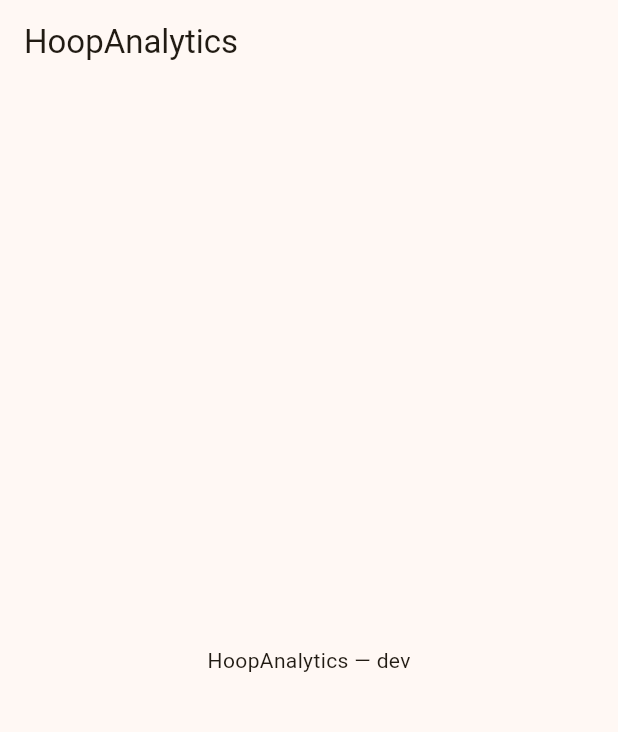
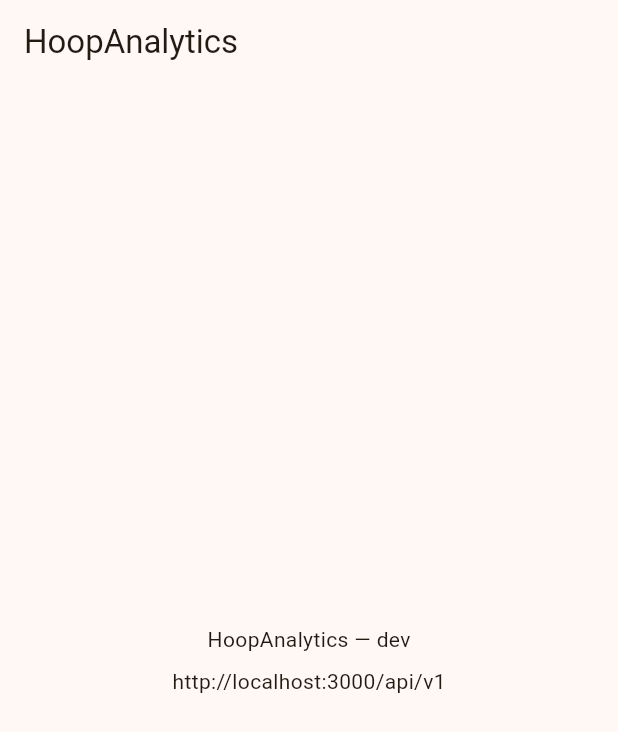
Before and after one commit to pferjap/basketballmatchstats_mobileapp, a Flutter app: the screen it shows after launch, on a phone screen of 412 x 824 dp. Shown: the top 732 px of the screen. Run offline on Flutter 3.47's test engine with Material 3 defaults, Android fonts, the phone set to English and light mode, and no system bars; our stand-ins replace flutter_riverpod.

Commit message:
feat: configure multi-environment flavors (T-003)
Implement the environment/flavor system from Agent_Mobile.md §11.

- Add lib/core/config/environment.dart with the Environment { dev, staging, prod } enum
- Add lib/core/config/env_config.dart: immutable singleton with baseUrl, wsUrl and
  feature flags (enableOfflineMode, enableShotChart, enableAnalyticsModule) per environment
- Wire main.dart (defaults to dev), main_dev/main_staging/main_prod to init EnvConfig
  and boot the app inside a Riverpod ProviderScope
- Read the active environment from EnvConfig in the app shell; update the smoke test

Co-authored-by: Copilot <223556219+Copilot@users.noreply.github.com>

```diff
--- a/lib/app.dart
+++ b/lib/app.dart
@@ -1,17 +1,16 @@
 import 'package:flutter/material.dart';
+
+import 'core/config/env_config.dart';
 
 /// Root widget of the HoopAnalytics application.
 ///
 /// The visual design system (theme, colors, typography) is introduced in a
 /// later task. For now this provides a minimal, runnable [MaterialApp] shell so
 /// the different entry points (`main_dev`, `main_staging`, `main_prod`) share a
-/// single application root.
+/// single application root. Environment values are read from [EnvConfig], which
+/// must be initialized before the app is built.
 class HoopAnalyticsApp extends StatelessWidget {
-  const HoopAnalyticsApp({super.key, this.environmentLabel = 'dev'});
-
-  /// Human-readable label of the active environment, shown while the real
-  /// environment configuration is not yet wired up.
-  final String environmentLabel;
+  const HoopAnalyticsApp({super.key});
 
   @override
   Widget build(BuildContext context) {
@@ -22,22 +21,28 @@ class HoopAnalyticsApp extends StatelessWidget {
         colorScheme: ColorScheme.fromSeed(seedColor: const Color(0xFFF5A623)),
         useMaterial3: true,
       ),
-      home: _PlaceholderHome(environmentLabel: environmentLabel),
+      home: const _PlaceholderHome(),
     );
   }
 }
 
 class _PlaceholderHome extends StatelessWidget {
-  const _PlaceholderHome({required this.environmentLabel});
-
-  final String environmentLabel;
+  const _PlaceholderHome();
 
   @override
   Widget build(BuildContext context) {
+    final config = EnvConfig.instance;
     return Scaffold(
       appBar: AppBar(title: const Text('HoopAnalytics')),
       body: Center(
-        child: Text('HoopAnalytics — $environmentLabel'),
+        child: Column(
+          mainAxisSize: MainAxisSize.min,
+          children: [
+            Text('HoopAnalytics — ${config.environment.name}'),
+            const SizedBox(height: 8),
+            Text(config.baseUrl),
+          ],
+        ),
       ),
     );
   }
--- /dev/null
+++ b/lib/core/config/env_config.dart
@@ -0,0 +1,91 @@
+import 'environment.dart';
+
+/// Immutable, per-environment configuration singleton.
+///
+/// Initialize once from an entry point via [EnvConfig.init] before calling
+/// `runApp`, then read the active configuration through [EnvConfig.instance].
+/// See Agent_Mobile.md §11.
+class EnvConfig {
+  const EnvConfig._({
+    required this.environment,
+    required this.baseUrl,
+    required this.wsUrl,
+    required this.enableOfflineMode,
+    required this.enableShotChart,
+    required this.enableAnalyticsModule,
+  });
+
+  /// Active environment.
+  final Environment environment;
+
+  /// REST API base URL (includes the `/api/v1` prefix).
+  final String baseUrl;
+
+  /// WebSocket gateway URL.
+  final String wsUrl;
+
+  /// Enables offline-first annotation (local event queue).
+  final bool enableOfflineMode;
+
+  /// Enables the interactive shot chart on the Court View.
+  final bool enableShotChart;
+
+  /// Enables the (future) BI/analytics module scaffold.
+  final bool enableAnalyticsModule;
+
+  static EnvConfig? _instance;
+
+  /// Whether [init] has already been called.
+  static bool get isInitialized => _instance != null;
+
+  /// The active configuration. Throws [StateError] if [init] was not called.
+  static EnvConfig get instance {
+    final config = _instance;
+    if (config == null) {
+      throw StateError(
+        'EnvConfig has not been initialized. Call EnvConfig.init() from your '
+        'entry point before accessing EnvConfig.instance.',
+      );
+    }
+    return config;
+  }
+
+  /// Initializes the singleton for the given [environment].
+  ///
+  /// Safe to call multiple times (e.g. in tests); the latest call wins.
+  static void init(Environment environment) {
+    _instance = _configFor(environment);
+  }
+
+  static EnvConfig _configFor(Environment environment) {
+    switch (environment) {
+      case Environment.dev:
+        return const EnvConfig._(
+          environment: Environment.dev,
+          baseUrl: 'http://localhost:3000/api/v1',
+          wsUrl: 'ws://localhost:3000',
+          enableOfflineMode: true,
+          enableShotChart: true,
+          enableAnalyticsModule: true,
+        );
+      case Environment.staging:
+        return const EnvConfig._(
+          environment: Environment.staging,
+          baseUrl: 'https://staging-api.hoopanalytics.com/api/v1',
+          wsUrl: 'wss://staging-api.hoopanalytics.com',
+          enableOfflineMode: true,
+          enableShotChart: true,
+          enableAnalyticsModule: false,
+        );
+      case Environment.prod:
+        return const EnvConfig._(
+          environment: Environment.prod,
+          baseUrl: 'https://api.hoopanalytics.com/api/v1',
+          wsUrl: 'wss://api.hoopanalytics.com',
+          enableOfflineMode: true,
+          enableShotChart: true,
+          enableAnalyticsModule: false,
+        );
+    }
+  }
+}
--- /dev/null
+++ b/lib/core/config/environment.dart
@@ -0,0 +1,5 @@
+/// Application runtime environments.
+///
+/// Each value maps to an independent configuration (base URLs, feature flags)
+/// resolved by [EnvConfig]. See Agent_Mobile.md §11.
+enum Environment { dev, staging, prod }
--- a/lib/main.dart
+++ b/lib/main.dart
@@ -1,11 +1,15 @@
 import 'package:flutter/material.dart';
+import 'package:flutter_riverpod/flutter_riverpod.dart';
 
 import 'app.dart';
+import 'core/config/env_config.dart';
+import 'core/config/environment.dart';
 
 /// Default entry point. Points to the development configuration.
 ///
 /// Use `main_dev.dart`, `main_staging.dart` or `main_prod.dart` to target a
 /// specific environment explicitly.
 void main() {
-  runApp(const HoopAnalyticsApp(environmentLabel: 'dev'));
+  EnvConfig.init(Environment.dev);
+  runApp(const ProviderScope(child: HoopAnalyticsApp()));
 }
--- a/lib/main_dev.dart
+++ b/lib/main_dev.dart
@@ -1,11 +1,12 @@
 import 'package:flutter/material.dart';
+import 'package:flutter_riverpod/flutter_riverpod.dart';
 
 import 'app.dart';
+import 'core/config/env_config.dart';
+import 'core/config/environment.dart';
 
 /// Development entry point.
-///
-/// Full environment configuration (base URLs, feature flags) is wired in a
-/// later task via `EnvConfig`. For now this simply boots the app shell.
 void main() {
-  runApp(const HoopAnalyticsApp(environmentLabel: 'dev'));
+  EnvConfig.init(Environment.dev);
+  runApp(const ProviderScope(child: HoopAnalyticsApp()));
 }
--- a/lib/main_prod.dart
+++ b/lib/main_prod.dart
@@ -1,11 +1,12 @@
 import 'package:flutter/material.dart';
+import 'package:flutter_riverpod/flutter_riverpod.dart';
 
 import 'app.dart';
+import 'core/config/env_config.dart';
+import 'core/config/environment.dart';
 
 /// Production entry point.
-///
-/// Full environment configuration (base URLs, feature flags) is wired in a
-/// later task via `EnvConfig`. For now this simply boots the app shell.
 void main() {
-  runApp(const HoopAnalyticsApp(environmentLabel: 'prod'));
+  EnvConfig.init(Environment.prod);
+  runApp(const ProviderScope(child: HoopAnalyticsApp()));
 }
--- a/lib/main_staging.dart
+++ b/lib/main_staging.dart
@@ -1,11 +1,12 @@
 import 'package:flutter/material.dart';
+import 'package:flutter_riverpod/flutter_riverpod.dart';
 
 import 'app.dart';
+import 'core/config/env_config.dart';
+import 'core/config/environment.dart';
 
 /// Staging entry point.
-///
-/// Full environment configuration (base URLs, feature flags) is wired in a
-/// later task via `EnvConfig`. For now this simply boots the app shell.
 void main() {
-  runApp(const HoopAnalyticsApp(environmentLabel: 'staging'));
+  EnvConfig.init(Environment.staging);
+  runApp(const ProviderScope(child: HoopAnalyticsApp()));
 }
```
Also changed, not shown: 2 other files.
